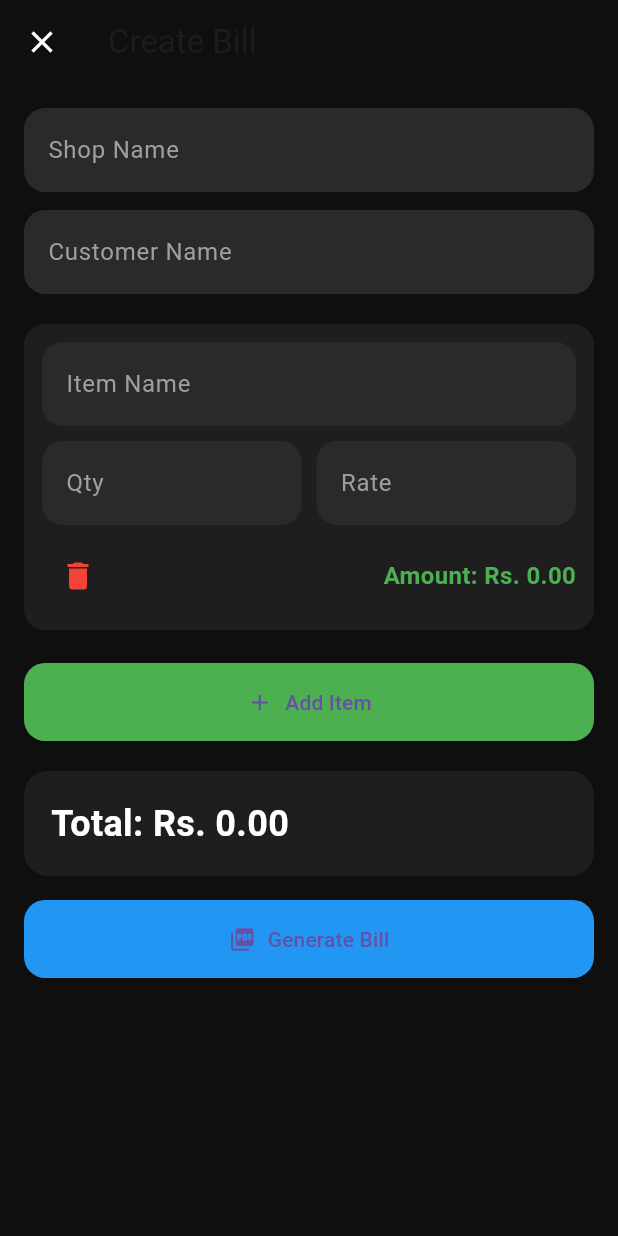
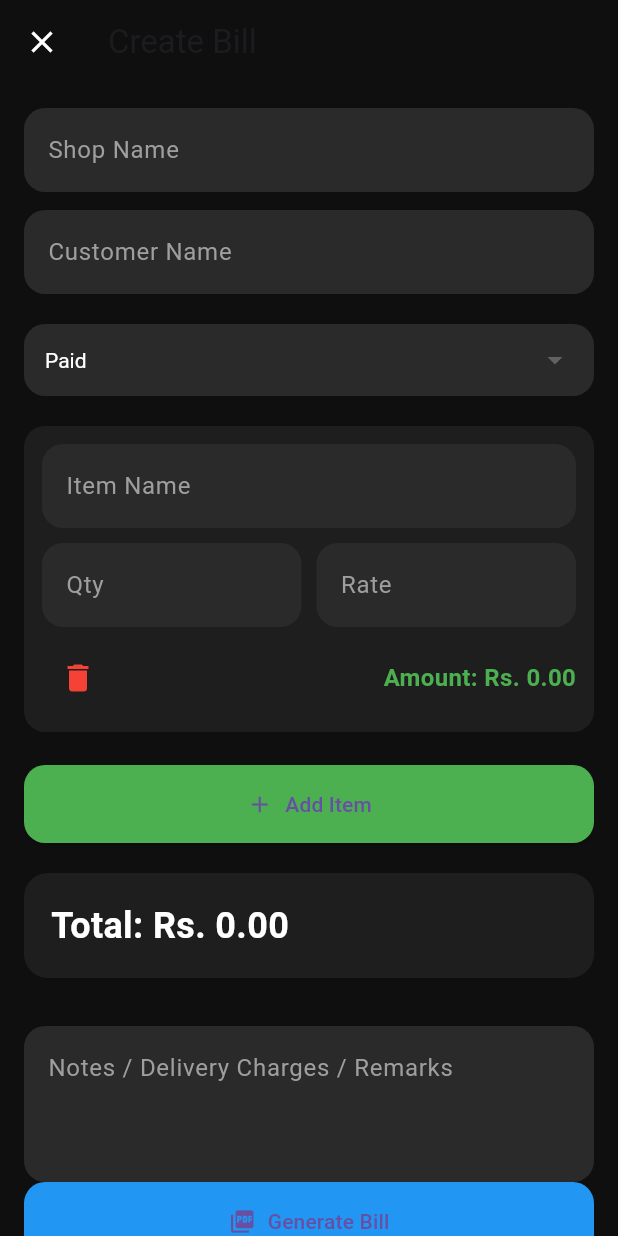
Before and after one commit to Ashukla1998/Zeeper, a Flutter app: the CreateBillScreen screen opened directly, on a phone screen of 412 x 824 dp. Run offline on Flutter 3.47's test engine with Material 3 defaults, Android fonts, the phone set to English and light mode, and no system bars; our stand-ins replace hive, hive_flutter, open_filex, pdf, share_plus; accounts and stored records are empty.

Commit message:
add bill

```diff
--- a/lib/screens/create_bill_screen.dart
+++ b/lib/screens/create_bill_screen.dart
@@ -19,6 +19,9 @@ class _CreateBillScreenState extends State<CreateBillScreen> {
   final customerController = TextEditingController();
 
   final shopController = TextEditingController();
+  String paymentStatus = "Paid";
+
+  final notesController = TextEditingController();
 
   List<BillItem> items = [BillItem(item: '', qty: 1, rate: 0)];
 
@@ -105,6 +108,41 @@ class _CreateBillScreenState extends State<CreateBillScreen> {
 
                 const SizedBox(height: 20),
 
+                // PAYMENT STATUS
+                Container(
+                  padding: const EdgeInsets.symmetric(horizontal: 14),
+
+                  decoration: BoxDecoration(
+                    color: const Color(0xFF2A2A2A),
+
+                    borderRadius: BorderRadius.circular(14),
+                  ),
+
+                  child: DropdownButtonHideUnderline(
+                    child: DropdownButton<String>(
+                      value: paymentStatus,
+
+                      dropdownColor: const Color(0xFF1E1E1E),
+
+                      style: const TextStyle(color: Colors.white),
+
+                      isExpanded: true,
+
+                      items: ["Paid", "Pending", "Advance"].map((e) {
+                        return DropdownMenuItem(value: e, child: Text(e));
+                      }).toList(),
+
+                      onChanged: (value) {
+                        setState(() {
+                          paymentStatus = value!;
+                        });
+                      },
+                    ),
+                  ),
+                ),
+
+                const SizedBox(height: 20),
+
                 // ITEM LIST
                 ListView.builder(
                   shrinkWrap: true,
@@ -172,6 +210,20 @@ class _CreateBillScreenState extends State<CreateBillScreen> {
 
                 const SizedBox(height: 16),
 
+                const SizedBox(height: 16),
+
+                TextField(
+                  controller: notesController,
+
+                  maxLines: 3,
+
+                  style: const TextStyle(color: Colors.white),
+
+                  decoration: inputDecoration(
+                    "Notes / Delivery Charges / Remarks",
+                  ),
+                ),
+
                 // GENERATE BILL BUTTON
                 SizedBox(
                   width: double.infinity,
@@ -204,6 +256,10 @@ class _CreateBillScreenState extends State<CreateBillScreen> {
                         items: items,
 
                         total: total,
+
+                        status: paymentStatus,
+
+                        notes: notesController.text,
                       );
 
                       // await Printing.layoutPdf(
@@ -221,6 +277,10 @@ class _CreateBillScreenState extends State<CreateBillScreen> {
                         "total": total.toStringAsFixed(2),
 
                         "date": DateTime.now().toString(),
+
+                        "status": paymentStatus,
+
+                        "notes": notesController.text,
                       });
 
                       // SHARE PDF
--- a/lib/services/pdf_service.dart
+++ b/lib/services/pdf_service.dart
@@ -15,6 +15,8 @@ class PdfService {
     required String customerName,
     required List<BillItem> items,
     required double total,
+    required String status,
+    required String notes,
   }) async {
     final ByteData bytes = await rootBundle.load('assets/icon/zeeper.png');
 
@@ -122,6 +124,12 @@ class PdfService {
                 ],
               ),
 
+              pw.Text("Status: $status"),
+
+              pw.Container(height: 8),
+
+              pw.Text("Notes: $notes"),
+
               pw.Container(height: 20),
 
               // TOTAL
--- a/pubspec.yaml
+++ b/pubspec.yaml
@@ -25,6 +25,7 @@ dependencies:
   path_provider: ^2.1.5
   permission_handler: ^12.0.1
   share_plus: ^13.1.0
+  open_filex: ^4.7.0
 
 dev_dependencies:
   flutter_test:
```
Also changed, not shown: lib/screens/bills_screen.dart (+88 -27 lines), pubspec.lock.
